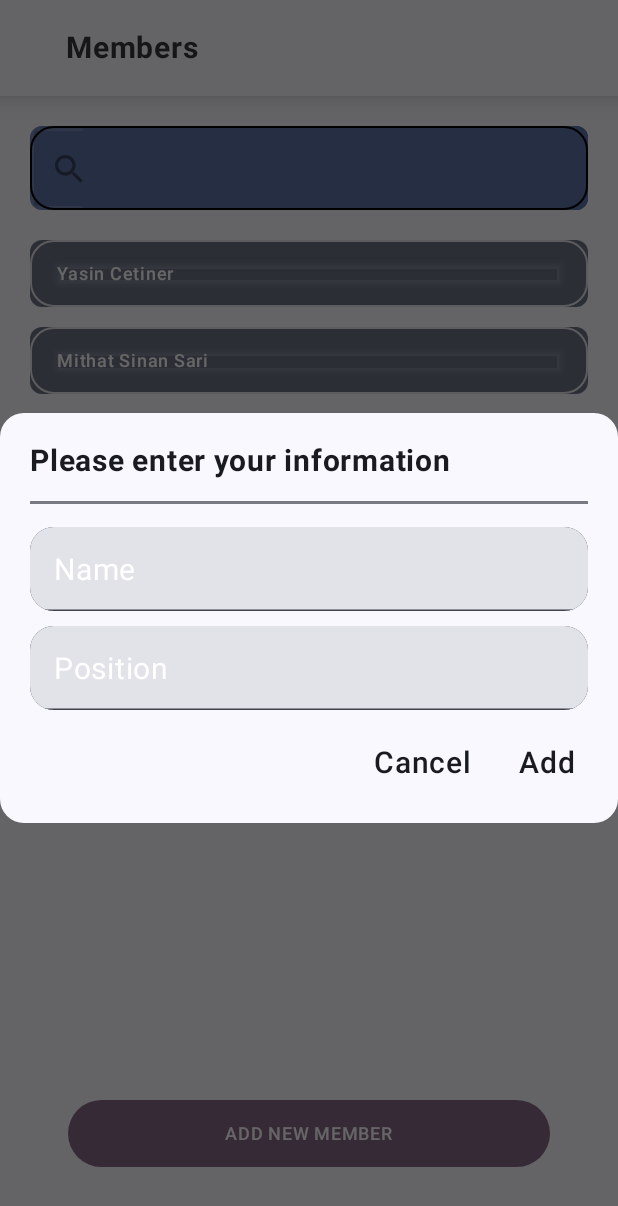
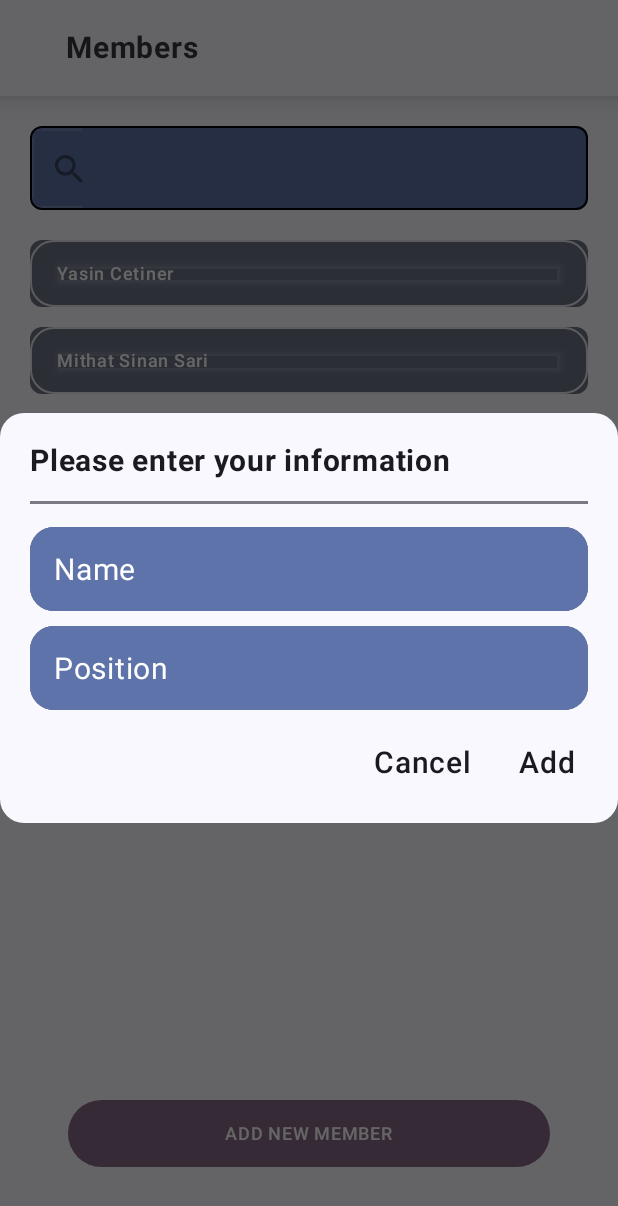
Before and after one commit to ozlembasabakar/HipolabsAndroidChallange, an Android app built with Jetpack Compose: the screen it shows after launch (MainActivity), after a tap on "ADD NEW MEMBER", on a phone screen of 412 x 824 dp. Shown: the top 1206 px of the screen. Run offline under Robolectric (Android 15) with nearby library versions, the light colour scheme and no system bars; our stand-ins replace Dagger/Hilt's generated code.

Commit message:
changed the colors of cursors and indicators of TextFields

```diff
--- a/app/src/main/java/com/example/hipolabschallange/ui/AddNewMemberDialog.kt
+++ b/app/src/main/java/com/example/hipolabschallange/ui/AddNewMemberDialog.kt
@@ -5,6 +5,7 @@ import androidx.compose.foundation.clickable
 import androidx.compose.foundation.interaction.MutableInteractionSource
 import androidx.compose.foundation.layout.*
 import androidx.compose.foundation.text.KeyboardOptions
+import androidx.compose.foundation.text.selection.TextSelectionColors
 import androidx.compose.material.ripple.rememberRipple
 import androidx.compose.material3.*
 import androidx.compose.runtime.Composable
@@ -15,6 +16,7 @@ import androidx.compose.ui.Alignment
 import androidx.compose.ui.Modifier
 import androidx.compose.ui.draw.clip
 import androidx.compose.ui.draw.shadow
+import androidx.compose.ui.graphics.Color
 import androidx.compose.ui.graphics.RectangleShape
 import androidx.compose.ui.res.stringResource
 import androidx.compose.ui.text.input.KeyboardType
@@ -23,6 +25,7 @@ import androidx.compose.ui.window.Dialog
 import com.example.hipolabschallange.R
 import com.example.hipolabschallange.ui.theme.*
 
+@OptIn(ExperimentalMaterial3Api::class)
 @Composable
 fun AddNewMemberDialog(
     modifier: Modifier = Modifier,
@@ -102,6 +105,17 @@ fun AddNewMemberDialog(
                                     },
                                     keyboardOptions = KeyboardOptions(keyboardType = KeyboardType.Ascii),
                                     isError = isError.value,
+                                    colors = TextFieldDefaults.textFieldColors(
+                                        focusedIndicatorColor = Color.Transparent,
+                                        disabledIndicatorColor = Color.Transparent,
+                                        unfocusedIndicatorColor = Color.Transparent,
+                                        containerColor = MaterialTheme.colorScheme.primaryContainer,
+                                        cursorColor = MaterialTheme.colorScheme.onPrimaryContainer,
+                                        selectionColors = TextSelectionColors(
+                                            backgroundColor = MaterialTheme.colorScheme.onPrimaryContainer.copy(alpha = SearchBarTextColorAlpha),
+                                            handleColor = MaterialTheme.colorScheme.onPrimaryContainer
+                                        )
+                                    ),
                                 )
                             }
 
@@ -137,6 +151,17 @@ fun AddNewMemberDialog(
                                     },
                                     keyboardOptions = KeyboardOptions(keyboardType = KeyboardType.Text),
                                     isError = isError.value,
+                                    colors = TextFieldDefaults.textFieldColors(
+                                        focusedIndicatorColor = Color.Transparent,
+                                        disabledIndicatorColor = Color.Transparent,
+                                        unfocusedIndicatorColor = Color.Transparent,
+                                        containerColor = MaterialTheme.colorScheme.primaryContainer,
+                                        cursorColor = MaterialTheme.colorScheme.onPrimaryContainer,
+                                        selectionColors = TextSelectionColors(
+                                            backgroundColor = MaterialTheme.colorScheme.onPrimaryContainer.copy(alpha = SearchBarTextColorAlpha),
+                                            handleColor = MaterialTheme.colorScheme.onPrimaryContainer
+                                        )
+                                    ),
                                 )
                             }
                         }
--- a/app/src/main/java/com/example/hipolabschallange/ui/SearchBar.kt
+++ b/app/src/main/java/com/example/hipolabschallange/ui/SearchBar.kt
@@ -2,11 +2,9 @@ package com.example.hipolabschallange.ui
 
 import androidx.compose.foundation.background
 import androidx.compose.foundation.border
-import androidx.compose.foundation.layout.Arrangement
-import androidx.compose.foundation.layout.Row
-import androidx.compose.foundation.layout.fillMaxWidth
-import androidx.compose.foundation.layout.padding
+import androidx.compose.foundation.layout.*
 import androidx.compose.foundation.text.KeyboardActions
+import androidx.compose.foundation.text.selection.TextSelectionColors
 import androidx.compose.material3.*
 import androidx.compose.runtime.Composable
 import androidx.compose.ui.Alignment
@@ -34,8 +32,8 @@ fun SearchBar(
 
     Row(
         modifier = modifier
-            .border(SearchBarBorder, color = SearchBarStroke, shape = Shapes.medium)
             .clip(Shapes.small)
+            .border(SearchBarBorder, color = SearchBarStroke, shape = Shapes.small)
             .background(MaterialTheme.colorScheme.primaryContainer)
             .fillMaxWidth()
             .shadow(
@@ -70,7 +68,12 @@ fun SearchBar(
                 disabledIndicatorColor = Color.Transparent,
                 unfocusedIndicatorColor = Color.Transparent,
                 containerColor = MaterialTheme.colorScheme.primaryContainer,
-            )
+                cursorColor = MaterialTheme.colorScheme.onPrimaryContainer,
+                selectionColors = TextSelectionColors(
+                    backgroundColor = MaterialTheme.colorScheme.onPrimaryContainer.copy(alpha = SearchBarTextColorAlpha),
+                    handleColor = MaterialTheme.colorScheme.onPrimaryContainer
+                )
+            ),
         )
     }
 }
--- a/app/src/main/java/com/example/hipolabschallange/ui/theme/Shape.kt
+++ b/app/src/main/java/com/example/hipolabschallange/ui/theme/Shape.kt
@@ -28,6 +28,7 @@ val SearchBarBorder = 1.dp
 val SearchBarVerticalPadding = 16.dp
 val SearchBarShadowElevation = 2.dp
 val SearchBarIconPadding = 16.dp
+const val SearchBarTextColorAlpha = .5f
 
 val AddNewMemberDialogColumnPadding = 20.dp
 val AddNewMemberDialogColumnVerticalArrangementPadding = 15.dp
@@ -38,7 +39,7 @@ val AddNewMemberDialogActionButtonsRowSpacer = 15.dp
 
 val MainScreenVerticalArrangementSpacedBy = 20.dp
 val MainScreenSearchBarHorizontalPadding = 20.dp
-val MainScreenLazyColumnWeight = 1f
+const val MainScreenLazyColumnWeight = 1f
 val MainScreenLazyColumnHorizontalPadding = 20.dp
 val MainScreenLazyColumnVerticalArrangementSpacedBy = 13.dp
 val MainScreenAddButtonColumnPaddingStart = 45.dp
```
